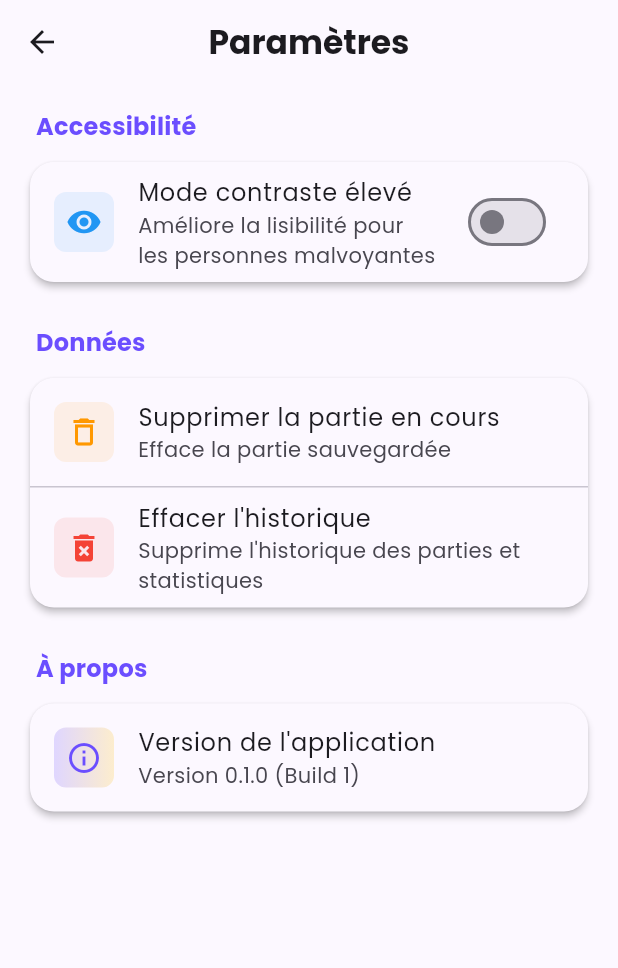
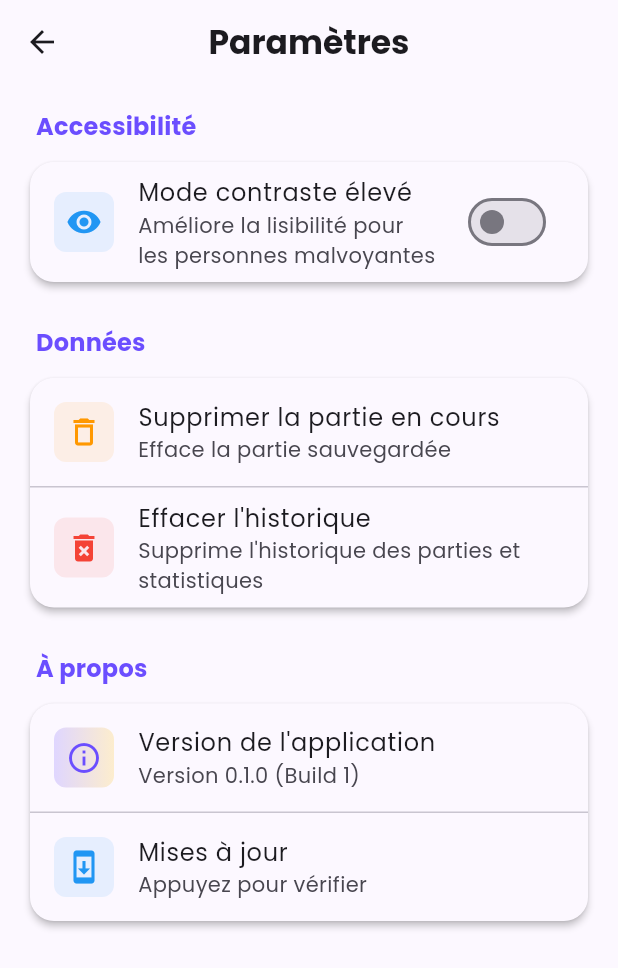
Before and after one commit to Jbijjer/lorcana_lore_counter, a Flutter app: the SettingsScreen screen opened directly, on a phone screen of 412 x 824 dp. Shown: the top 968 px of the screen. Run offline on Flutter 3.47's test engine with Material 3 defaults, Android fonts, the phone set to English and light mode, and no system bars; our stand-ins replace flutter_riverpod, flutter_svg, freezed_annotation, google_fonts, hive, hive_flutter and 2 more; accounts and stored records are empty; generated files the repository leaves out were written again.

Commit message:
Ajouter la vérification des mises à jour via GitHub Releases
- Nouveau modèle AppUpdateInfo avec Freezed pour les données de mise à jour
- Service UpdateCheckerService pour interroger l'API GitHub Releases
- Provider Riverpod pour gérer l'état de vérification
- Dialogue stylé pour notifier l'utilisateur d'une mise à jour disponible
- Intégration dans l'écran des paramètres avec états visuels
- Ajout des dépendances http et url_launcher

```diff
--- /dev/null
+++ b/lib/core/models/app_update_info.dart
@@ -0,0 +1,53 @@
+import 'package:freezed_annotation/freezed_annotation.dart';
+
+part 'app_update_info.freezed.dart';
+part 'app_update_info.g.dart';
+
+/// Informations sur une mise à jour disponible
+@freezed
+class AppUpdateInfo with _$AppUpdateInfo {
+  const factory AppUpdateInfo({
+    /// Version disponible (ex: "1.2.0")
+    required String latestVersion,
+
+    /// Version actuelle de l'app
+    required String currentVersion,
+
+    /// URL de téléchargement de la release
+    required String downloadUrl,
+
+    /// URL de la page de release sur GitHub
+    required String releaseUrl,
+
+    /// Notes de release (changelog)
+    String? releaseNotes,
+
+    /// Date de publication
+    DateTime? publishedAt,
+
+    /// Indique si une mise à jour est disponible
+    @Default(false) bool isUpdateAvailable,
+  }) = _AppUpdateInfo;
+
+  factory AppUpdateInfo.fromJson(Map<String, dynamic> json) =>
+      _$AppUpdateInfoFromJson(json);
+}
+
+/// État de la vérification des mises à jour
+@freezed
+class UpdateCheckState with _$UpdateCheckState {
+  /// État initial, non vérifié
+  const factory UpdateCheckState.initial() = _Initial;
+
+  /// Vérification en cours
+  const factory UpdateCheckState.checking() = _Checking;
+
+  /// Mise à jour disponible
+  const factory UpdateCheckState.updateAvailable(AppUpdateInfo info) = _UpdateAvailable;
+
+  /// Application à jour
+  const factory UpdateCheckState.upToDate(String currentVersion) = _UpToDate;
+
+  /// Erreur lors de la vérification
+  const factory UpdateCheckState.error(String message) = _Error;
+}
--- a/lib/features/game/presentation/screens/settings_screen.dart
+++ b/lib/features/game/presentation/screens/settings_screen.dart
@@ -3,7 +3,10 @@ import 'package:flutter_riverpod/flutter_riverpod.dart';
 import 'package:package_info_plus/package_info_plus.dart';
 import '../../../../core/theme/app_theme.dart';
 import '../../../../core/providers/accessibility_provider.dart';
+import '../../../../core/providers/update_checker_provider.dart';
+import '../../../../core/models/app_update_info.dart';
 import '../../../../core/utils/haptic_utils.dart';
+import '../../../../widgets/dialogs/update_available_dialog.dart';
 import '../../data/game_persistence_service.dart';
 import '../../data/game_statistics_service.dart';
 
@@ -175,12 +178,17 @@ class _SettingsScreenState extends ConsumerState<SettingsScreen> {
   }
 
   Widget _buildAboutSettings() {
+    final updateState = ref.watch(updateCheckerProvider);
+
     return Card(
       elevation: 2,
       shape: RoundedRectangleBorder(
         borderRadius: BorderRadius.circular(16),
       ),
-      child: ListTile(
+      child: Column(
+        children: [
+          // Version de l'application
+          ListTile(
             leading: Container(
               padding: const EdgeInsets.all(8),
               decoration: BoxDecoration(
@@ -204,6 +212,131 @@ class _SettingsScreenState extends ConsumerState<SettingsScreen> {
                   : 'Chargement...',
             ),
           ),
+          const Divider(height: 1),
+
+          // Vérifier les mises à jour
+          ListTile(
+            leading: Container(
+              padding: const EdgeInsets.all(8),
+              decoration: BoxDecoration(
+                color: _getUpdateIconColor(updateState).withValues(alpha: 0.1),
+                borderRadius: BorderRadius.circular(8),
+              ),
+              child: _buildUpdateIcon(updateState),
+            ),
+            title: const Text('Mises à jour'),
+            subtitle: _buildUpdateSubtitle(updateState),
+            trailing: _buildUpdateTrailing(updateState),
+            onTap: () => _handleUpdateTap(updateState),
+          ),
+        ],
+      ),
+    );
+  }
+
+  Color _getUpdateIconColor(UpdateCheckState state) {
+    return state.when(
+      initial: () => AppTheme.infoColor,
+      checking: () => AppTheme.infoColor,
+      updateAvailable: (_) => AppTheme.successColor,
+      upToDate: (_) => AppTheme.successColor,
+      error: (_) => AppTheme.errorColor,
+    );
+  }
+
+  Widget _buildUpdateIcon(UpdateCheckState state) {
+    return state.when(
+      initial: () => const Icon(Icons.system_update, color: AppTheme.infoColor),
+      checking: () => const SizedBox(
+        width: 24,
+        height: 24,
+        child: CircularProgressIndicator(strokeWidth: 2),
+      ),
+      updateAvailable: (_) => const Icon(Icons.download, color: AppTheme.successColor),
+      upToDate: (_) => const Icon(Icons.check_circle, color: AppTheme.successColor),
+      error: (_) => const Icon(Icons.error_outline, color: AppTheme.errorColor),
+    );
+  }
+
+  Widget _buildUpdateSubtitle(UpdateCheckState state) {
+    return state.when(
+      initial: () => const Text('Appuyez pour vérifier'),
+      checking: () => const Text('Vérification en cours...'),
+      updateAvailable: (info) => Text(
+        'Version ${info.latestVersion} disponible',
+        style: const TextStyle(color: AppTheme.successColor),
+      ),
+      upToDate: (_) => const Text('Vous êtes à jour'),
+      error: (message) => Text(
+        'Erreur de vérification',
+        style: TextStyle(color: AppTheme.errorColor),
+      ),
+    );
+  }
+
+  Widget? _buildUpdateTrailing(UpdateCheckState state) {
+    return state.maybeWhen(
+      updateAvailable: (_) => Container(
+        padding: const EdgeInsets.symmetric(horizontal: 8, vertical: 4),
+        decoration: BoxDecoration(
+          color: AppTheme.successColor,
+          borderRadius: BorderRadius.circular(12),
+        ),
+        child: const Text(
+          'NOUVEAU',
+          style: TextStyle(
+            color: AppTheme.pureWhite,
+            fontSize: 10,
+            fontWeight: FontWeight.bold,
+          ),
+        ),
+      ),
+      orElse: () => null,
+    );
+  }
+
+  void _handleUpdateTap(UpdateCheckState state) {
+    HapticUtils.light();
+
+    state.when(
+      initial: () => _checkForUpdate(),
+      checking: () {}, // Ne rien faire si déjà en cours
+      updateAvailable: (info) => _showUpdateDialog(info),
+      upToDate: (_) => _checkForUpdate(), // Permettre de re-vérifier
+      error: (_) => _checkForUpdate(), // Permettre de réessayer
+    );
+  }
+
+  Future<void> _checkForUpdate() async {
+    await ref.read(updateCheckerProvider.notifier).checkForUpdate();
+
+    if (!mounted) return;
+
+    final state = ref.read(updateCheckerProvider);
+    state.maybeWhen(
+      updateAvailable: (info) => _showUpdateDialog(info),
+      orElse: () {},
+    );
+  }
+
+  void _showUpdateDialog(AppUpdateInfo info) {
+    showUpdateAvailableDialog(
+      context,
+      updateInfo: info,
+      onDownload: () async {
+        final success = await ref
+            .read(updateCheckerProvider.notifier)
+            .openDownloadUrl(info.downloadUrl);
+
+        if (!success && mounted) {
+          ScaffoldMessenger.of(context).showSnackBar(
+            const SnackBar(
+              content: Text('Impossible d\'ouvrir le lien de téléchargement'),
+              backgroundColor: AppTheme.errorColor,
+            ),
+          );
+        }
+      },
     );
   }
 
--- a/pubspec.yaml
+++ b/pubspec.yaml
@@ -30,6 +30,10 @@ dependencies:
   google_fonts: ^6.2.1
   package_info_plus: ^8.0.0
 
+  # Network & Updates
+  http: ^1.2.0
+  url_launcher: ^6.2.4
+
 dev_dependencies:
   flutter_test:
     sdk: flutter
```
Also changed, not shown: lib/core/providers/update_checker_provider.dart (added, +56 -0 lines), lib/core/services/update_checker_service.dart (added, +162 -0 lines), lib/widgets/dialogs/update_available_dialog.dart (added, +282 -0 lines). Lines whose indentation alone changed are shown as unchanged.
